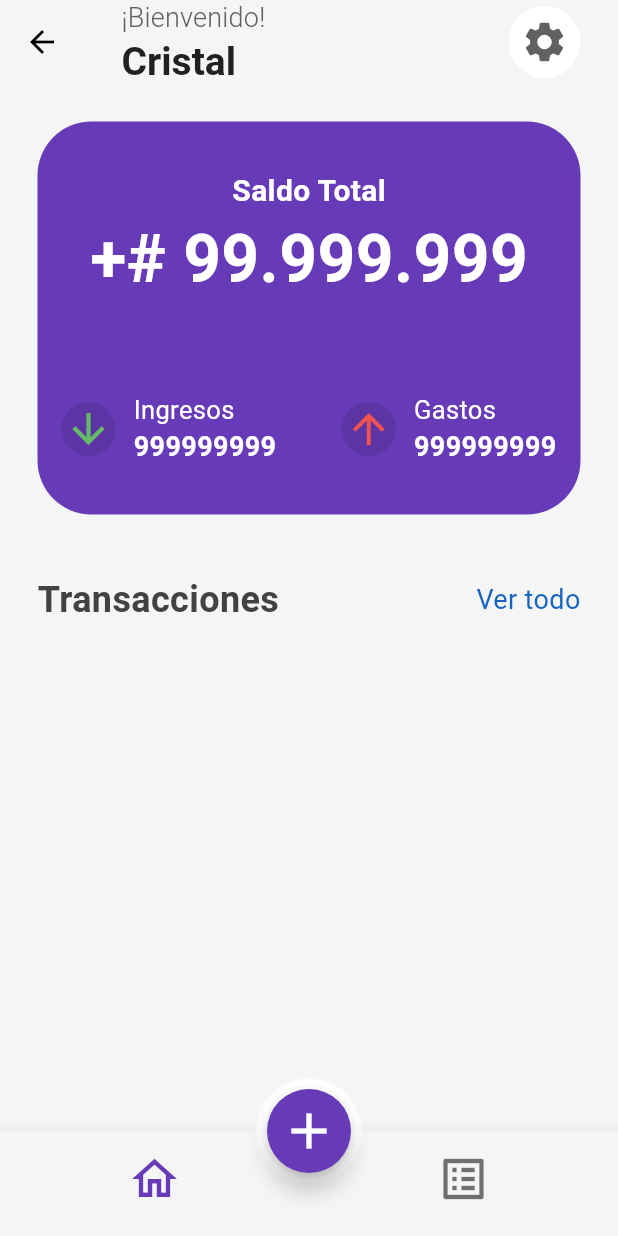
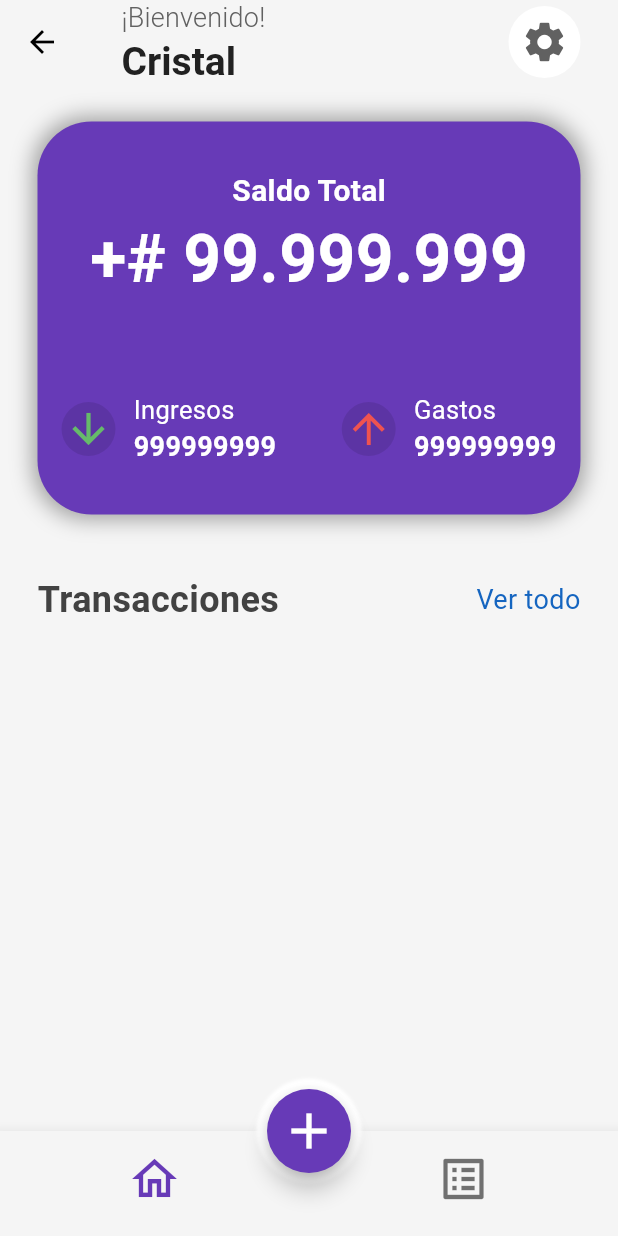
Before and after one commit to AlbenBustamante/fin-manage-app, a Flutter app: the HomePage screen opened by its route, on a phone screen of 412 x 824 dp. Run offline on Flutter 3.47's test engine with Material 3 defaults, Android fonts, the phone set to English and light mode, and no system bars; our stand-ins replace bloc, cloud_firestore, equatable, firebase_auth, firebase_core, flutter_bloc and 2 more; accounts and stored records are empty.

Commit message:
update: add shadow to stats card

```diff
--- a/lib/features/home/presentation/pages/home_page.dart
+++ b/lib/features/home/presentation/pages/home_page.dart
@@ -56,7 +56,10 @@ class _HomePageState extends State<HomePage> {
         height: width - 150.00,
         decoration: BoxDecoration(
             color: theme.colorScheme.primary,
-            borderRadius: BorderRadius.circular(36.0)),
+            borderRadius: BorderRadius.circular(36.0),
+            boxShadow: const [
+              BoxShadow(color: Colors.grey, spreadRadius: 3.0, blurRadius: 12.0)
+            ]),
         child: Padding(
           padding: const EdgeInsets.symmetric(horizontal: 16.0, vertical: 32.0),
           child: _cardStats(),
```
